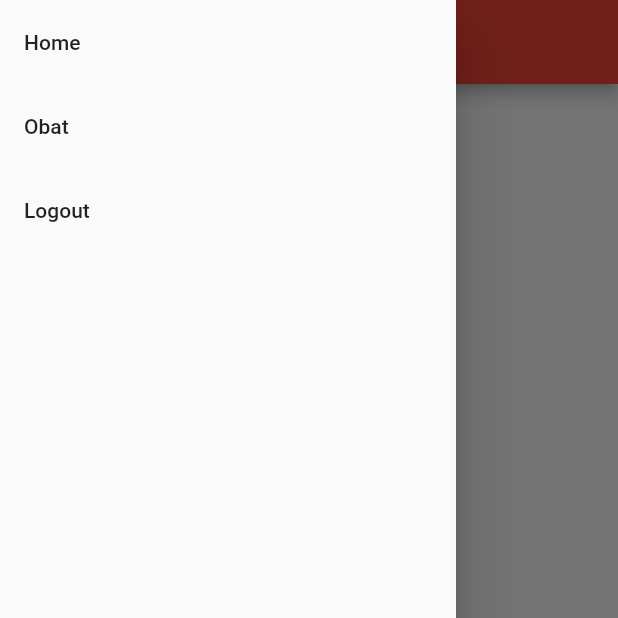
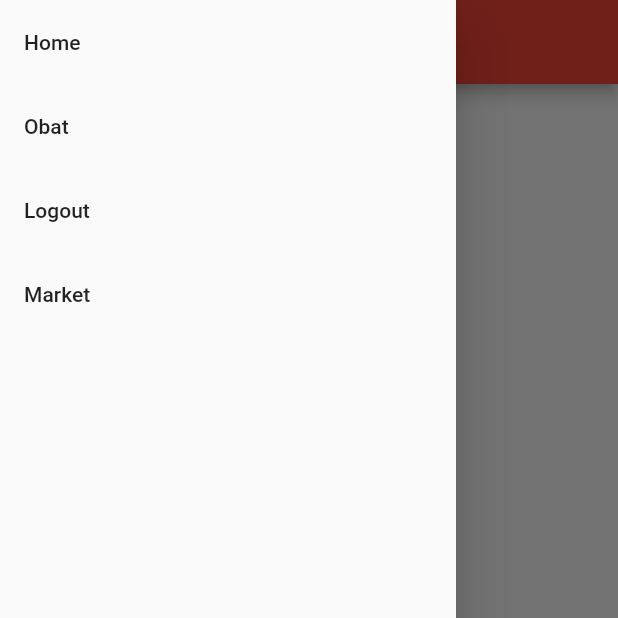
Before and after one commit to pbp-22-b01/pas, a Flutter app: the AdminHomePage screen opened by its route, with the side drawer open, on a phone screen of 412 x 824 dp, the top half of it. Run offline on Flutter 3.47's test engine with Material 2 defaults, Android fonts, the phone set to English and light mode, and no system bars; missing offline and left inert: pbp_django_auth; network calls fail.

Commit message:
adding market route to drawer admin

```diff
--- a/lib/menus/admin_menu.dart
+++ b/lib/menus/admin_menu.dart
@@ -14,11 +14,13 @@ class AdminMenu extends StatelessWidget {
         children: [
           ListTile(
             title: const Text("Home"),
-            onTap: () => Navigator.of(context).pushReplacementNamed("/admin/home"),
+            onTap: () =>
+                Navigator.of(context).pushReplacementNamed("/admin/home"),
           ),
           ListTile(
             title: const Text("Obat"),
-            onTap: () => Navigator.of(context).pushReplacementNamed("/medicine/list"),
+            onTap: () =>
+                Navigator.of(context).pushReplacementNamed("/medicine/list"),
           ),
           ListTile(
             title: const Text("Logout"),
@@ -26,7 +28,13 @@ class AdminMenu extends StatelessWidget {
               logout(request);
               Navigator.of(context).pushNamed("/home");
             },
-          )
+          ),
+          ListTile(
+            title: const Text("Market"),
+            onTap: () {
+              Navigator.of(context).pushReplacementNamed("/market");
+            },
+          ),
         ],
       ),
     );
```
